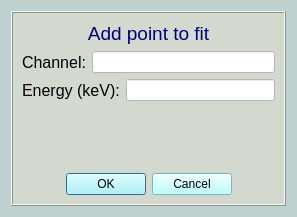
Old version of the form wara/ui/win_erg_cal_add_point.ui in the repository NASA-Planetary-Science/wara.
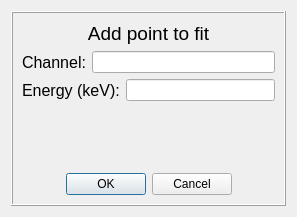
New version of the form.

Commit message: Add dark color theme to GUI display

What changed in the file:
```diff
--- a/wara/ui/win_erg_cal_add_point.ui
+++ b/wara/ui/win_erg_cal_add_point.ui
@@ -13,15 +13,9 @@
   <property name="windowTitle">
    <string>Dialog</string>
   </property>
-  <property name="styleSheet">
-   <string notr="true">background-color: rgb(190, 209, 206);</string>
-  </property>
   <layout class="QGridLayout" name="gridLayout">
    <item row="0" column="0" colspan="2">
     <widget class="QFrame" name="frame">
-     <property name="styleSheet">
-      <string notr="true">background-color: rgb(212, 217, 208);</string>
-     </property>
      <property name="frameShape">
       <enum>QFrame::Box</enum>
      </property>
@@ -58,19 +52,12 @@
         </item>
         <item row="0" column="1">
          <widget class="QLineEdit" name="edit_channel">
-          <property name="styleSheet">
-           <string notr="true">background-color: rgb(255, 255, 255);</string>
-          </property>
          </widget>
         </item>
        </layout>
       </item>
       <item row="5" column="0">
        <widget class="QDialogButtonBox" name="buttonBox">
-        <property name="styleSheet">
-         <string notr="true">background-color: rgb(170, 255, 255);
-font: 12pt &quot;MS Shell Dlg 2&quot;;</string>
-        </property>
         <property name="orientation">
          <enum>Qt::Horizontal</enum>
         </property>
@@ -98,9 +85,6 @@
         </item>
         <item row="0" column="1">
          <widget class="QLineEdit" name="edit_energy">
-          <property name="styleSheet">
-           <string notr="true">background-color: rgb(255, 255, 255);</string>
-          </property>
          </widget>
         </item>
        </layout>
@@ -112,9 +96,6 @@
           <pointsize>14</pointsize>
          </font>
         </property>
-        <property name="styleSheet">
-         <string notr="true">color: rgb(0, 0, 127);</string>
-        </property>
         <property name="text">
          <string>&lt;html&gt;&lt;head/&gt;&lt;body&gt;&lt;p align=&quot;center&quot;&gt;Add point to fit&lt;/p&gt;&lt;/body&gt;&lt;/html&gt;</string>
         </property>
```
The commit also changes 28 other files.
